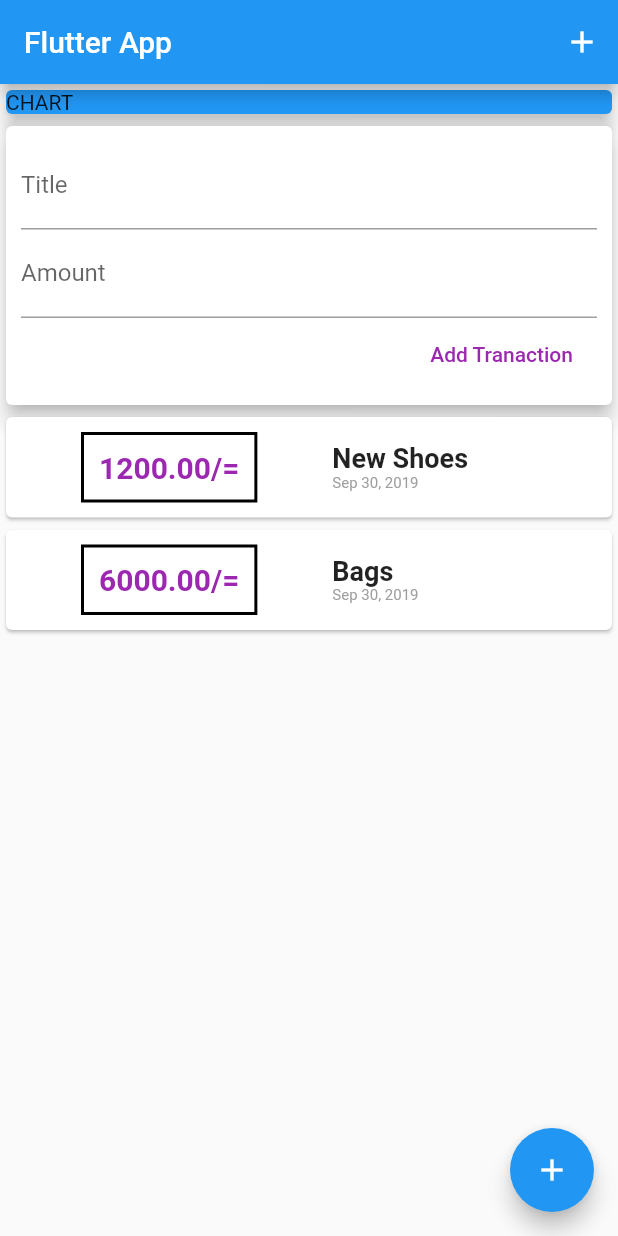
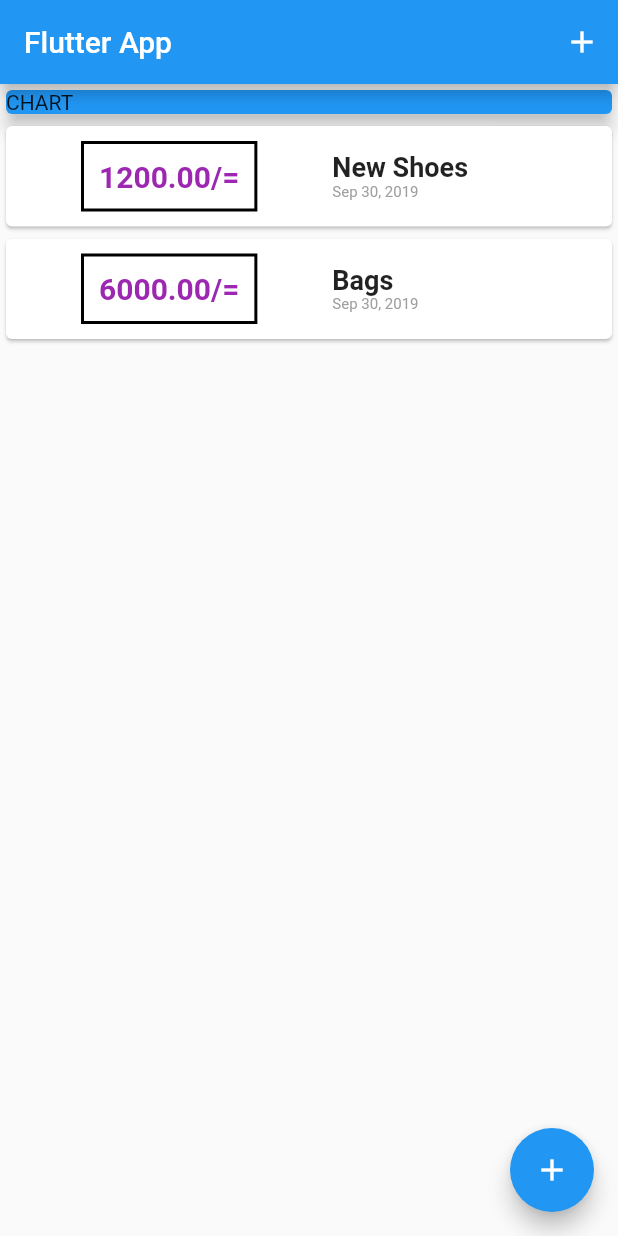
Before and after one commit to mabirizi/personal_expenses_app, a Flutter app: the screen it shows after launch, on a phone screen of 412 x 824 dp. Run offline on Flutter 3.47's test engine with Material 2 defaults, Android fonts, the phone set to English and light mode, and no system bars.

```diff
--- a/lib/main.dart
+++ b/lib/main.dart
@@ -1,4 +1,8 @@
-import './widgets/user_transaction.dart';
+import './widgets/transaction_list.dart';
+
+import './widgets/new_transaction.dart';
+import './models/transaction.dart';
+
 import 'package:flutter/material.dart';
 
 void main() => runApp(MyApp());
@@ -13,7 +17,50 @@ class MyApp extends StatelessWidget {
   }
 }
 
-class MyHomePage extends StatelessWidget {
+class MyHomePage extends StatefulWidget {
+
+  @override
+  _MyHomePageState createState() => _MyHomePageState();
+}
+
+class _MyHomePageState extends State<MyHomePage> {
+
+  final List<Transaction> _userTransactions = [
+    Transaction(
+      id: 't1',
+      title: 'New Shoes',
+      amount: 1200,
+      date: DateTime.now(),
+    ),
+    Transaction(
+      id: 't2',
+      title: 'Bags',
+      amount: 6000,
+      date: DateTime.now(),
+    )
+  ];
+
+  void _addNewTransaction(String txTitle, double txAmount){
+     final newTx = Transaction(
+       title: txTitle,
+       amount: txAmount,
+       date: DateTime.now(),
+       id: DateTime.now().toString(),
+     );
+
+     setState(() {
+       _userTransactions.add(newTx);
+     });
+  }
+
+  void _startAddNewTransaction(BuildContext ctx){
+    showModalBottomSheet(context: ctx, builder: (_){
+      return NewTransaction(_addNewTransaction);
+    })
+  }
+
+
+
   @override
   Widget build(BuildContext context) {
     return Scaffold(
@@ -22,7 +69,7 @@ class MyHomePage extends StatelessWidget {
           actions: <Widget>[
             IconButton(
               icon: Icon(Icons.add),
-              onPressed: () {},
+              onPressed: () => _startAddNewTransaction(context),
             )
           ],
         ),
@@ -42,13 +89,13 @@ class MyHomePage extends StatelessWidget {
                   elevation: 5,
                 ),
               ),
-              UserTransaction()
+              TransactionList(_userTransactions),
             ],
           ),
         ),
         floatingActionButton: FloatingActionButton(
           child: Icon(Icons.add),
-          onPressed: () {},
+          onPressed: () => _startAddNewTransaction(context),
         ),
         );
   }
--- a/lib/widgets/user_transaction.dart
+++ /dev/null
@@ -1,51 +0,0 @@
-import 'package:flutter/material.dart';
-
-
-import './new_transaction.dart';
-import './transaction_list.dart';
-import '../models/transaction.dart';
-
-class UserTransaction extends StatefulWidget {
-  @override
-  _UserTransactionState createState() => _UserTransactionState();
-}
-
-class _UserTransactionState extends State<UserTransaction> {
-  final List<Transaction> _userTransactions = [
-    Transaction(
-      id: 't1',
-      title: 'New Shoes',
-      amount: 1200,
-      date: DateTime.now(),
-    ),
-    Transaction(
-      id: 't2',
-      title: 'Bags',
-      amount: 6000,
-      date: DateTime.now(),
-    )
-  ];
-
-  void _addNewTransaction(String txTitle, double txAmount){
-     final newTx = Transaction(
-       title: txTitle,
-       amount: txAmount,
-       date: DateTime.now(),
-       id: DateTime.now().toString(),
-     );
-
-     setState(() {
-       _userTransactions.add(newTx);
-     });
-  }
-
-  @override
-  Widget build(BuildContext context) {
-    return Column(
-      children: <Widget>[
-        NewTransaction(_addNewTransaction),
-        TransactionList(_userTransactions),
-      ],
-    );
-  }
-}
```
